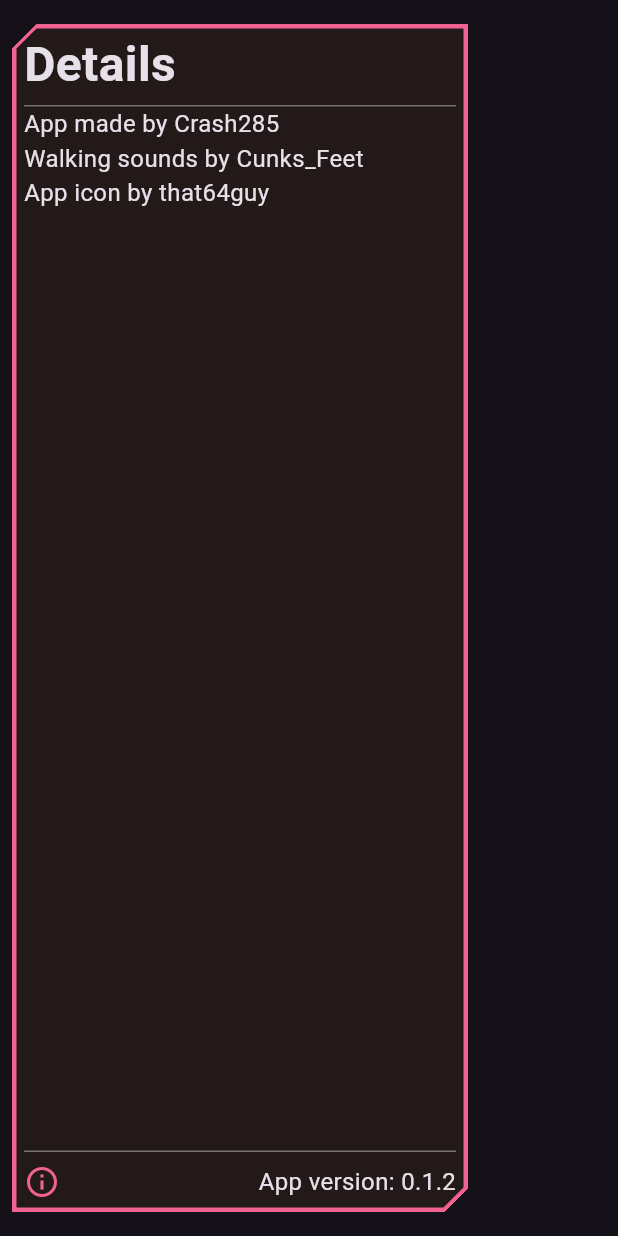
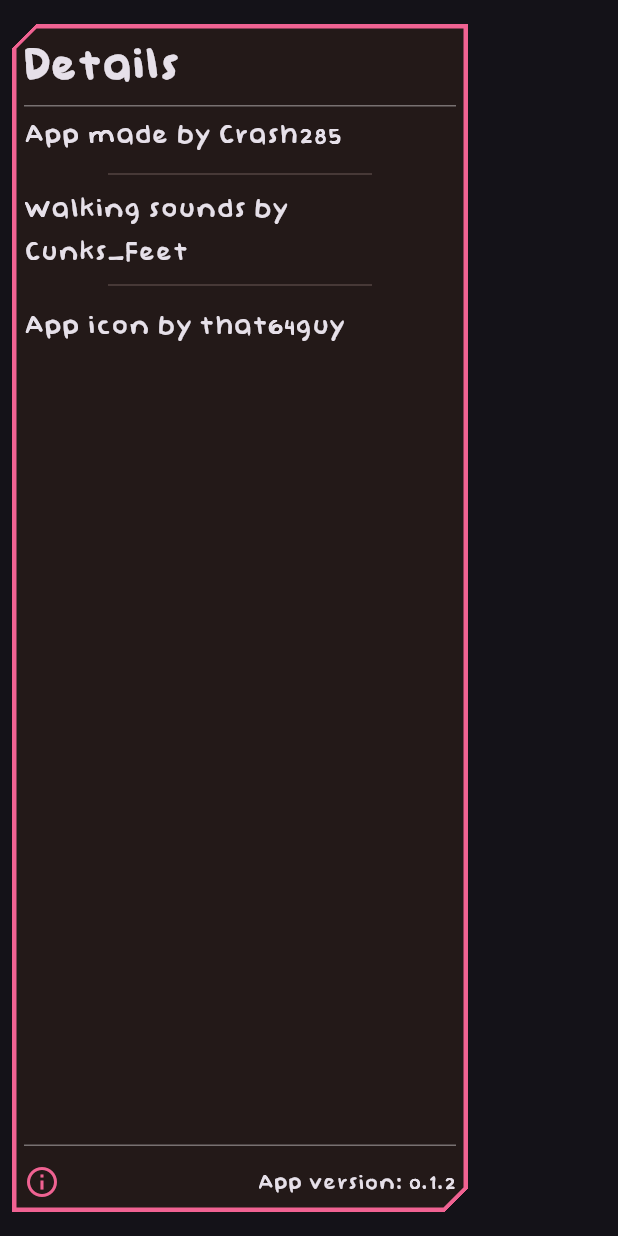
Before and after one commit to Crash285github/walking, a Flutter app: the InfoDrawer widget shown alone on an empty page, opened directly, on a phone screen of 412 x 824 dp. Run offline on Flutter 3.47's test engine with Material 3 defaults, Android fonts, the phone set to English and light mode, and no system bars; our stand-ins replace audio_service, just_audio, package_info_plus, shared_preferences; missing offline and left inert: dchs_motion_sensors, flutter_foreground_task, gif, light_sensor; accounts and stored records are empty.

Commit message:
font change

```diff
--- a/lib/view/drawer.dart
+++ b/lib/view/drawer.dart
@@ -36,9 +36,9 @@ class InfoDrawer extends StatelessWidget {
                 child: Text(
                   "Details",
                   style: TextStyle(
-                    fontSize: 32.0,
-                    fontWeight: FontWeight.bold,
-                  ),
+                      fontSize: 32.0,
+                      fontWeight: FontWeight.bold,
+                      fontFamily: "BabyDoll"),
                 ),
               ),
               Padding(
@@ -49,35 +49,55 @@ class InfoDrawer extends StatelessWidget {
                 ),
               ),
               const Padding(
-                padding: EdgeInsets.symmetric(horizontal: 8.0),
+                padding: EdgeInsets.symmetric(
+                  horizontal: 8.0,
+                  vertical: 4.0,
+                ),
                 child: Text(
                   "App made by Crash285",
                   style: TextStyle(
-                    fontSize: 16.0,
+                    fontSize: 20.0,
+                    fontFamily: "BabyDoll",
                   ),
                 ),
+              ),
+              const Padding(
+                padding: EdgeInsets.symmetric(horizontal: 64.0),
+                child: Divider(),
               ),
               const Padding(
                 padding: EdgeInsets.symmetric(horizontal: 8.0),
                 child: Text(
                   "Walking sounds by Cunks_Feet",
                   style: TextStyle(
-                    fontSize: 16.0,
+                    fontSize: 20.0,
+                    fontFamily: "BabyDoll",
                   ),
                 ),
               ),
               const Padding(
-                padding: EdgeInsets.symmetric(horizontal: 8.0),
+                padding: EdgeInsets.symmetric(horizontal: 64.0),
+                child: Divider(),
+              ),
+              const Padding(
+                padding: EdgeInsets.symmetric(
+                  horizontal: 8.0,
+                  vertical: 4.0,
+                ),
                 child: Text(
                   "App icon by that64guy",
                   style: TextStyle(
-                    fontSize: 16.0,
+                    fontSize: 20.0,
+                    fontFamily: "BabyDoll",
                   ),
                 ),
               ),
               const Spacer(),
               Padding(
-                padding: const EdgeInsets.symmetric(horizontal: 8.0),
+                padding: const EdgeInsets.symmetric(
+                  horizontal: 8.0,
+                  vertical: 4.0,
+                ),
                 child: Container(
                   height: 1.0,
                   color: Colors.white38,
@@ -97,8 +117,7 @@ class InfoDrawer extends StatelessWidget {
                       Text(
                         "App version: ${LocalStorage.appVersion}",
                         style: const TextStyle(
-                          fontSize: 16.0,
-                        ),
+                            fontSize: 16.0, fontFamily: "BabyDoll"),
                       ),
                     ],
                   ),
--- a/lib/view/walking_text.dart
+++ b/lib/view/walking_text.dart
@@ -36,7 +36,7 @@ class _WalkingTextState extends State<WalkingText> {
         walking ? "Your walking! :D" : "Your not walking >:c",
         style: const TextStyle(
           fontSize: 32,
-          fontWeight: FontWeight.bold,
+          fontFamily: "BabyDoll",
         ),
       );
 }
```
Also changed, not shown: lib/view/home_page.dart (+3 -6 lines), lib/view/light_switch.dart (+7 -9 lines), lib/view/sound_picker.dart (+7 -3 lines), lib/view/spinning_fish.dart (+5 -2 lines), pubspec.yaml (+6 -1 lines), assets/fish.png, assets/font/BabyDoll.ttf (added).
